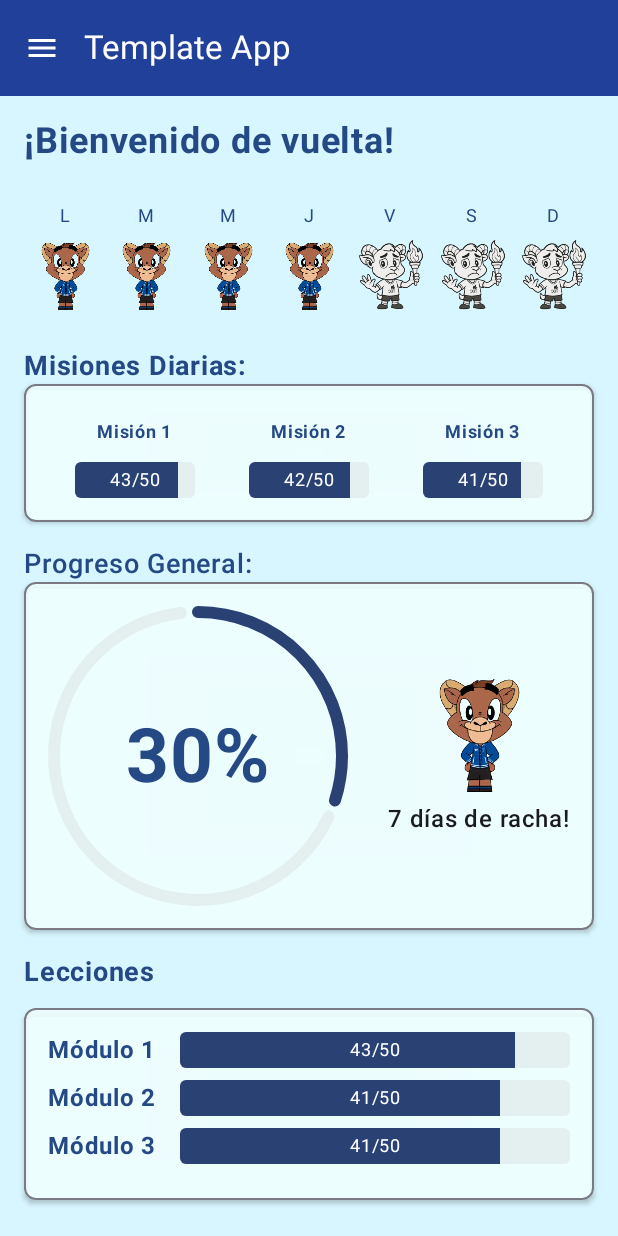
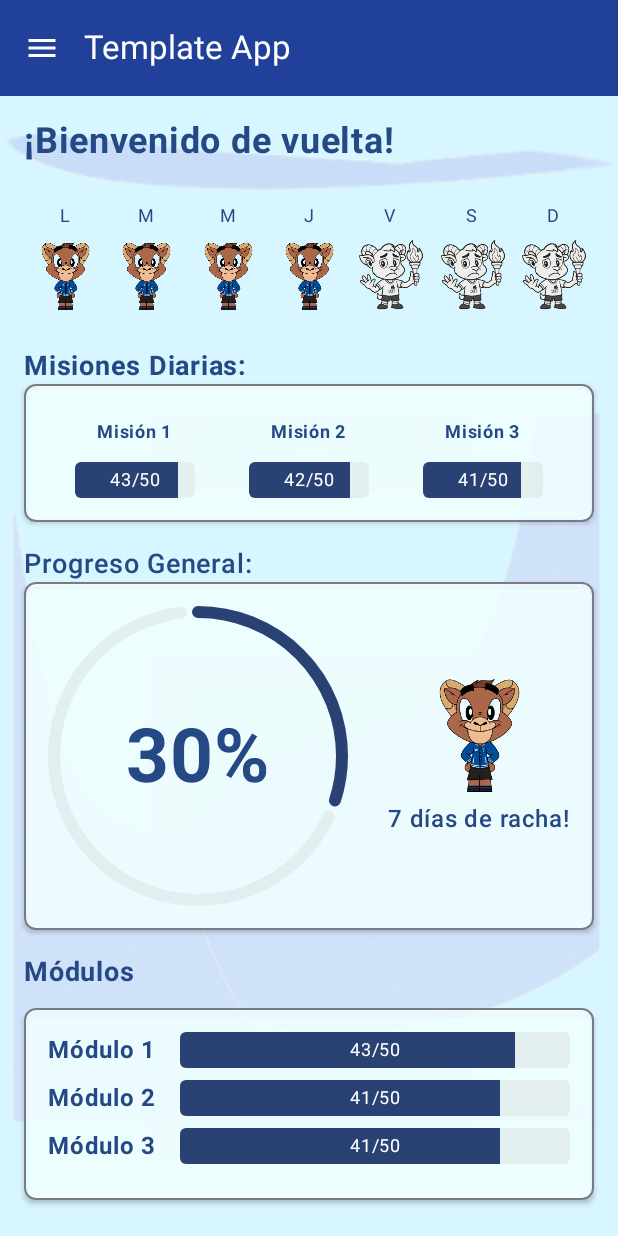
Before and after one commit to BorjaRuizCarlos/Proyecto_LenguajeDeSenas_Eq1, an Android app built with Jetpack Compose: the HomeScreen screen opened through its navigation route, on a phone screen of 412 x 824 dp. Run offline under Robolectric (Android 15) with nearby library versions, the phone set to English and light mode, and no system bars.

Commit message:
angela esta peda

```diff
--- a/app/build.gradle.kts
+++ b/app/build.gradle.kts
@@ -54,6 +54,7 @@ dependencies {
     implementation(libs.androidx.compose.foundation.layout)
     implementation(libs.androidx.navigation.runtime.ktx)
     implementation(libs.androidx.material3)
+    implementation(libs.androidx.foundation.layout)
     testImplementation(libs.junit)
     androidTestImplementation(libs.androidx.junit)
     androidTestImplementation(libs.androidx.espresso.core)
@@ -63,6 +64,7 @@ dependencies {
     debugImplementation(libs.androidx.compose.ui.test.manifest)
     implementation(platform("com.google.firebase:firebase-bom:34.5.0"))
     implementation("com.google.firebase:firebase-analytics")
+    implementation("androidx.compose.material3:material3-window-size-class")
     implementation("androidx.compose.material:material-icons-extended")
     //DataStore
     implementation("androidx.datastore:datastore-preferences:1.1.7")
--- a/app/src/main/java/com/example/template2025/composables/MainScaffold.kt
+++ b/app/src/main/java/com/example/template2025/composables/MainScaffold.kt
@@ -121,6 +121,7 @@ fun MainScaffold(onLogoutClick: () -> Unit, onNavigateToAuth: () -> Unit) {
         Scaffold(
             topBar = {
                 TopAppBar(
+
                     title = { Text("Template App", color = Color.White) },
                     navigationIcon = {
                         IconButton(onClick = { scope.launch { drawerState.open() } }) {
@@ -137,7 +138,7 @@ fun MainScaffold(onLogoutClick: () -> Unit, onNavigateToAuth: () -> Unit) {
 
         ) { innerPadding ->
             NavHost(navController = nav, startDestination = Route.Home.route, modifier = Modifier.padding(innerPadding)) {
-                composable(Route.Home.route)     { HomeScreen() }
+                composable(Route.Home.route)     { HomeScreen(navController = nav) }
                 composable(Route.Profile.route)  { ProfileScreen() }
                 composable(Route.Settings.route) { SettingsScreen() }
                 composable(Route.Modules.route) { ModulesScreen() }
--- a/app/src/main/java/com/example/template2025/screens/HomeScreen.kt
+++ b/app/src/main/java/com/example/template2025/screens/HomeScreen.kt
@@ -22,6 +22,8 @@
     import androidx.compose.material3.Icon
     import androidx.compose.material3.MaterialTheme
     import androidx.compose.material3.Text
+    import androidx.compose.foundation.clickable
+    import androidx.compose.foundation.layout.offset
     // ... otras importaciones
     import androidx.compose.runtime.Composable
     import androidx.compose.ui.Alignment
@@ -33,6 +35,8 @@
     import androidx.compose.ui.tooling.preview.Preview
     import androidx.compose.ui.unit.dp
     import androidx.compose.ui.unit.sp
+    import androidx.navigation.NavController
+    import com.example.template2025.navigation.Route
 
 
     // ... otras importaciones
@@ -91,11 +95,23 @@
      */
     @Preview(showBackground = true)
     @Composable
-    fun HomeScreen() {
+    fun HomeScreenPreview() {
+        val appData = getFakeApiData()
+        // Una versión de preview simple sin navegación real
+        HomeScreenContent(appData = appData, onNavigateToDailyQuests = {})
+    }
+
+    @Composable
+    fun HomeScreen(navController: NavController) {
         val appData = getFakeApiData() // Aquí obtienes los datos harcodeados o de la API
 
         // Simplemente llamamos a la función de contenido
-        HomeScreenContent(appData = appData)
+        HomeScreenContent(
+            appData = appData,
+            onNavigateToDailyQuests = {
+                navController.navigate(Route.DailyQuests.route) // <--- Implementación de la navegación
+            }
+        )
     }
 
     @Composable
@@ -162,15 +178,70 @@
         }
     }
 
+    // ... (Asegúrate de incluir las definiciones de MissionProgressBar y ModuleProgressBar)
+    // @Composable fun ModuleProgressBar(...) // Debe estar definida aquí o en un archivo de utilidades
+    // @Composable fun MissionProgressBar(...) // Debe estar definida aquí o en un archivo de utilidades
+    // ... (Tus imports, data classes, y funciones MissionProgressBar, ModuleProgressBar permanecen iguales)
+
     @Composable
-    fun HomeScreenContent(appData: AppData) {
+    fun HomeScreenContent(
+        appData: AppData,
+        onNavigateToDailyQuests: () -> Unit // <--- Nuevo parámetro
+    ) {
+        // 1. Usar un Box para apilar el fondo (squibbles) y el contenido (Column)
+        Box(
+            modifier = Modifier
+                .fillMaxSize()
+                .background(Color(0xB2CAF5FF)) // Fondo suave
+        ) {
+
+            // ===================================
+            // SQUIBBLES DE FONDO (Capas inferiores)
+            // ===================================
+            // Squibble 1 (La forma en la esquina inferior derecha)
+            Image(
+                painter = painterResource(id = R.drawable.squibble_1), // ¡Asegúrate de que este recurso exista!
+                contentDescription = null,
+                // Posicionarlo en la esquina inferior derecha o similar
+                modifier = Modifier
+                    .align(Alignment.BottomEnd)
+                    .size(850.dp) // Tamaño ajustado
+                    .offset(x = 0.dp, y = 30.dp) // Empujarlo ligeramente fuera para el efecto de borde
+            )
+
+            // Squibble 2 (La forma en la esquina superior izquierda)
+            Image(
+                painter = painterResource(id = R.drawable.squibble_2), // ¡Asegúrate de que este recurso exista!
+                contentDescription = null,
+                // Posicionarlo en la esquina superior izquierda o similar
+                modifier = Modifier
+                    .align(Alignment.TopStart)
+                    .size(800.dp) // Tamaño ajustado
+                    .offset(x = (0).dp, y = (100).dp) // Empujarlo ligeramente fuera
+            )
+
+            // Squibble 3 (La forma larga y horizontal, debajo del progreso semanal)
+            Image(
+                painter = painterResource(id = R.drawable.squibble_3), // ¡Asegúrate de que este recurso exista!
+                contentDescription = null,
+                // Centrarlo horizontalmente, y colocarlo en la parte superior.
+                modifier = Modifier
+                    .align(Alignment.TopCenter)
+                    .fillMaxWidth()
+                    .height(80.dp) // Altura ajustada
+                    .offset(y = 0.dp) // Moverlo hacia abajo para que quede debajo del encabezado
+            )
+
+            // ===================================
+            // CONTENIDO PRINCIPAL (Capa superior)
+            // ===================================
+            // El contenido de tu pantalla debe ir en una columna encima de los squibbles
             Column(
                 modifier = Modifier
                     .fillMaxSize()
-                .background(Color(0xB2CAF5FF)) // Un fondo suave como en tu imagen
-                .padding(16.dp)
+                    .padding(16.dp) // Padding para todo el contenido
             ) {
-            // Sección 1: Progreso Semanal
+                // Sección 1: Progreso Semanal (Tu código existente)
                 Text(
                     text = "¡Bienvenido de vuelta!",
                     color=  Color(0xFF244984),
@@ -179,6 +250,7 @@
                     modifier = Modifier.padding(bottom = 16.dp)
                 )
 
+                // ... (Resto de tu código para el Progreso Semanal)
                 Row(
                     modifier = Modifier
                         .fillMaxWidth()
@@ -208,9 +280,9 @@
                     fontSize = 18.sp,
                     fontWeight = FontWeight.Bold
                 )
-            // Sección 2: Misiones Diarias
+                // Sección 2: Misiones Diarias (Tu código existente)
                 Card(
-                modifier = Modifier.fillMaxWidth(),
+                    modifier = Modifier.fillMaxWidth().clickable(onClick = onNavigateToDailyQuests),
                     shape = RoundedCornerShape(8.dp),
                     elevation = CardDefaults.cardElevation(defaultElevation = 2.dp),
                     colors = CardDefaults.cardColors(
@@ -218,14 +290,6 @@
                     border= CardDefaults.outlinedCardBorder()
                 ) {
                     Column(modifier = Modifier.padding(16.dp)) {
-                    Row(
-                        modifier = Modifier.fillMaxWidth(),
-                        horizontalArrangement = Arrangement.SpaceBetween,
-                        verticalAlignment = Alignment.CenterVertically
-                    ) {
-
-
-                    }
                         Row(
                             modifier = Modifier.fillMaxWidth(),
                             horizontalArrangement = Arrangement.SpaceAround
@@ -243,9 +307,8 @@
                     color=  Color(0xFF244984),
                     fontSize = 18.sp,
                     fontWeight = FontWeight.SemiBold
-
                 )
-            // Sección 3: Progreso General
+                // Sección 3: Progreso General (Tu código existente)
                 Card(
                     modifier = Modifier.fillMaxWidth(),
                     shape = RoundedCornerShape(8.dp),
@@ -278,7 +341,6 @@
                                 color=  Color(0xFF244984),
                                 fontSize = 50.sp,
                                 fontWeight = FontWeight.Bold,
-
                             )
                         }
 
@@ -291,6 +353,7 @@
                             )
                             Text(
                                 text = "${appData.streakDays} días de racha!",
+                                color=  Color(0xFF244984),
                                 fontSize = 16.sp,
                                 fontWeight = FontWeight.SemiBold,
                                 modifier = Modifier.padding(top = 4.dp)
@@ -302,13 +365,13 @@
 
                 Spacer(modifier = Modifier.height(16.dp))
                 Text(
-                text = "Lecciones",
+                    text = "Módulos",
                     color=  Color(0xFF244984),
                     fontSize = 18.sp,
                     fontWeight = FontWeight.Bold,
                     modifier = Modifier.padding(bottom = 12.dp)
                 )
-            // Sección 4: Lecciones
+                // Sección 4: Lecciones (Tu código existente)
                 Card(
                     modifier = Modifier.fillMaxWidth(),
                     shape = RoundedCornerShape(8.dp),
@@ -327,6 +390,4 @@
                 }
             }
         }
-    // @Composable fun MissionProgressBar(...) // Debe estar definida aquí o en un archivo de utilidades
-    // @Composable fun ModuleProgressBar(...) // Debe estar definida aquí o en un archivo de utilidades
-    // ... (Asegúrate de incluir las definiciones de MissionProgressBar y ModuleProgressBar)
+    }
--- a/gradle/libs.versions.toml
+++ b/gradle/libs.versions.toml
@@ -11,6 +11,7 @@ composeBom = "2024.09.00"
 foundationLayout = "1.9.4"
 navigationRuntimeKtx = "2.9.6"
 material3 = "1.4.0"
+foundationLayoutVersion = "1.9.5"
 
 [libraries]
 androidx-core-ktx = { group = "androidx.core", name = "core-ktx", version.ref = "coreKtx" }
@@ -30,6 +31,7 @@ androidx-compose-material3 = { group = "androidx.compose.material3", name = "mat
 androidx-compose-foundation-layout = { group = "androidx.compose.foundation", name = "foundation-layout", version.ref = "foundationLayout" }
 androidx-navigation-runtime-ktx = { group = "androidx.navigation", name = "navigation-runtime-ktx", version.ref = "navigationRuntimeKtx" }
 androidx-material3 = { group = "androidx.compose.material3", name = "material3", version.ref = "material3" }
+androidx-foundation-layout = { group = "androidx.compose.foundation", name = "foundation-layout", version.ref = "foundationLayoutVersion" }
 
 [plugins]
 android-application = { id = "com.android.application", version.ref = "agp" }
```
Also changed, not shown: app/src/main/res/drawable/squibble_1.png (added), app/src/main/res/drawable/squibble_2.png (added), app/src/main/res/drawable/squibble_3.png (added). Lines whose indentation alone changed are shown as unchanged.
